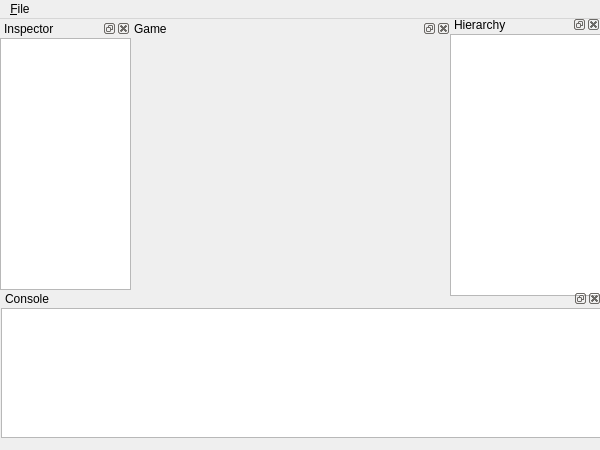
Old version of the form Suede/Suede/ui/suede.ui in the repository OasisGallagher/GL.
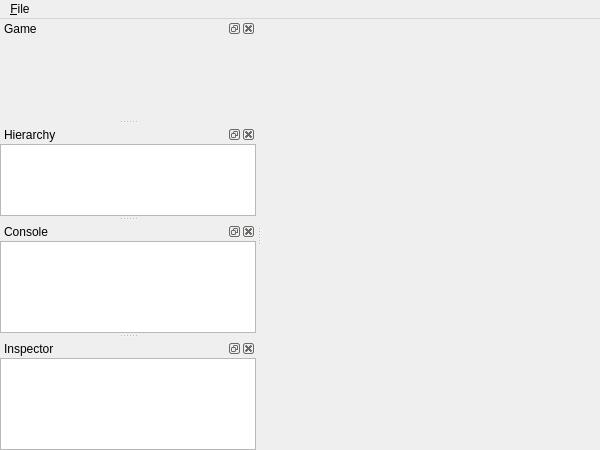
New version of the form. Custom widgets are drawn as their Qt base class.

Patch:
```diff
--- a/Suede/Suede/ui/suede.ui
+++ b/Suede/Suede/ui/suede.ui
@@ -21,25 +21,23 @@
   <property name="windowTitle">
    <string>Suede</string>
   </property>
+  <property name="animated">
+   <bool>true</bool>
+  </property>
+  <property name="documentMode">
+   <bool>true</bool>
+  </property>
   <property name="dockNestingEnabled">
    <bool>true</bool>
   </property>
   <property name="dockOptions">
    <set>QMainWindow::AllowNestedDocks|QMainWindow::AllowTabbedDocks|QMainWindow::AnimatedDocks</set>
   </property>
-  <widget class="QWidget" name="centralWidget">
+  <widget class="QWidget" name="centralWidget"/>
    <widget class="Game" name="game">
     <property name="enabled">
      <bool>true</bool>
     </property>
-    <property name="geometry">
-     <rect>
-      <x>130</x>
-      <y>0</y>
-      <width>321</width>
-      <height>271</height>
-     </rect>
-    </property>
     <property name="sizePolicy">
      <sizepolicy hsizetype="Preferred" vsizetype="Preferred">
       <horstretch>0</horstretch>
@@ -58,7 +56,16 @@
     <property name="windowTitle">
      <string>Game</string>
     </property>
+   <attribute name="dockWidgetArea">
+    <number>1</number>
+   </attribute>
     <widget class="QWidget" name="gameView">
+    <property name="sizePolicy">
+     <sizepolicy hsizetype="Preferred" vsizetype="Preferred">
+      <horstretch>0</horstretch>
+      <verstretch>0</verstretch>
+     </sizepolicy>
+    </property>
      <layout class="QVBoxLayout" name="verticalLayout">
       <property name="leftMargin">
        <number>0</number>
@@ -79,14 +86,6 @@
     </widget>
    </widget>
    <widget class="Hierarchy" name="hierarchy">
-    <property name="geometry">
-     <rect>
-      <x>450</x>
-      <y>-4</y>
-      <width>151</width>
-      <height>281</height>
-     </rect>
-    </property>
     <property name="sizePolicy">
      <sizepolicy hsizetype="Preferred" vsizetype="Preferred">
       <horstretch>0</horstretch>
@@ -100,11 +99,14 @@
      </size>
     </property>
     <property name="allowedAreas">
-     <set>Qt::LeftDockWidgetArea|Qt::RightDockWidgetArea</set>
+    <set>Qt::AllDockWidgetAreas</set>
     </property>
     <property name="windowTitle">
      <string>Hierarchy</string>
     </property>
+   <attribute name="dockWidgetArea">
+    <number>1</number>
+   </attribute>
     <widget class="QWidget" name="hierarchyView">
      <layout class="QVBoxLayout" name="verticalLayout_3">
       <property name="leftMargin">
@@ -136,14 +138,6 @@
     <property name="enabled">
      <bool>true</bool>
     </property>
-    <property name="geometry">
-     <rect>
-      <x>1</x>
-      <y>270</y>
-      <width>601</width>
-      <height>149</height>
-     </rect>
-    </property>
     <property name="minimumSize">
      <size>
       <width>89</width>
@@ -159,6 +153,9 @@
     <property name="windowTitle">
      <string>Console</string>
     </property>
+   <attribute name="dockWidgetArea">
+    <number>1</number>
+   </attribute>
     <widget class="QWidget" name="consoleView">
      <layout class="QVBoxLayout" name="verticalLayout_2">
       <property name="leftMargin">
@@ -187,14 +184,6 @@
     <property name="enabled">
      <bool>true</bool>
     </property>
-    <property name="geometry">
-     <rect>
-      <x>0</x>
-      <y>0</y>
-      <width>131</width>
-      <height>271</height>
-     </rect>
-    </property>
     <property name="minimumSize">
      <size>
       <width>89</width>
@@ -210,6 +199,9 @@
     <property name="windowTitle">
      <string>Inspector</string>
     </property>
+   <attribute name="dockWidgetArea">
+    <number>1</number>
+   </attribute>
     <widget class="QWidget" name="inspectorView">
      <layout class="QVBoxLayout" name="verticalLayout_4">
       <property name="leftMargin">
@@ -232,7 +224,6 @@
        </widget>
       </item>
      </layout>
-    </widget>
    </widget>
   </widget>
   <widget class="QMenuBar" name="menuBar">
```
Lines whose indentation alone changed are shown as unchanged.
